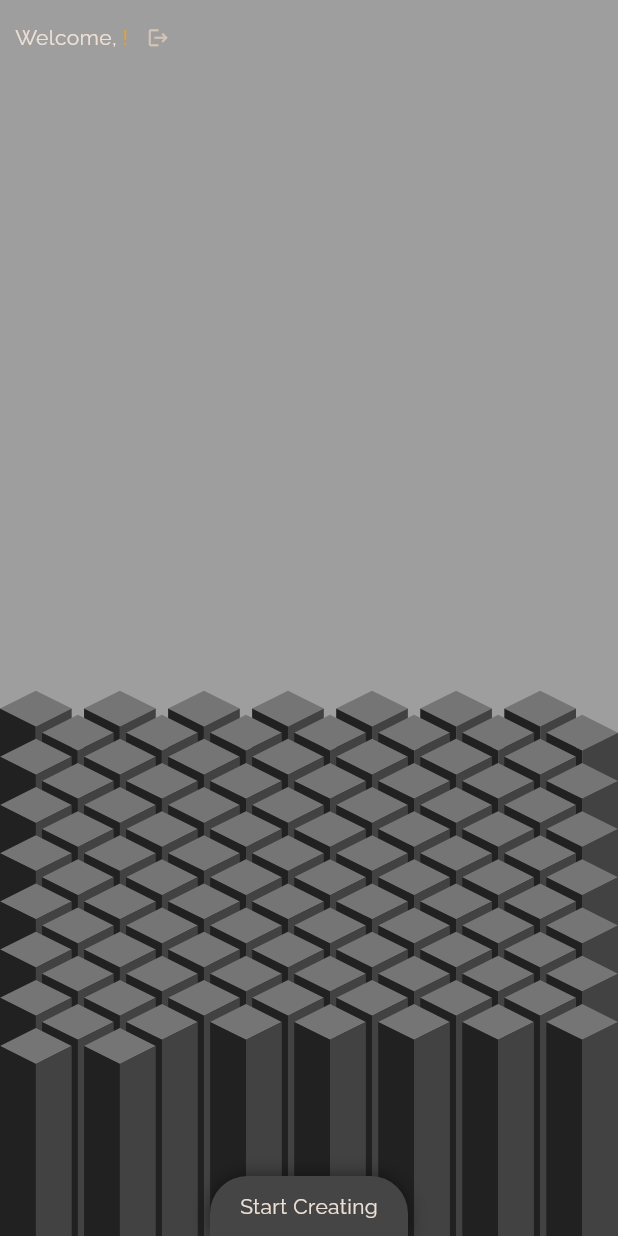
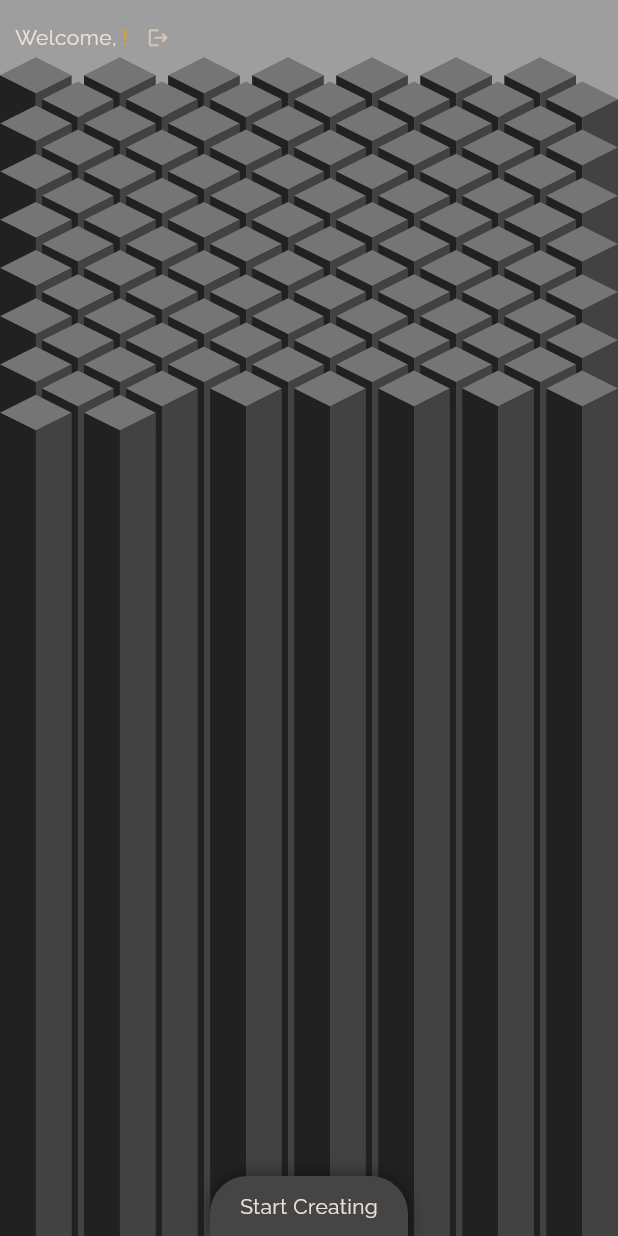
Before and after one commit to Roaa94/gen_art_canvas, a Flutter app: the CuboidsCanvasHomePage screen opened directly, on a phone screen of 412 x 824 dp. Run offline on Flutter 3.47's test engine with Material 2 defaults, Android fonts, the phone set to English and light mode, and no system bars; our stand-ins replace cloud_firestore, equatable, firebase_auth, firebase_core, flutter_riverpod; missing offline and left inert: widgetbook; accounts and stored records are empty.

Commit message:
fix: layout fixes

```diff
--- a/lib/cuboids/widgets/cuboids_gen_art_canvas.dart
+++ b/lib/cuboids/widgets/cuboids_gen_art_canvas.dart
@@ -1,5 +1,4 @@
 import 'dart:math';
-import 'dart:ui';
 
 import 'package:flutter/material.dart';
 import 'package:gen_art_canvas/cuboids/domain/cuboid.dart';
@@ -100,16 +99,15 @@ class _CuboidsGenArtCanvasState extends State<CuboidsGenArtCanvas>
 
   @override
   Widget build(BuildContext context) {
-    const ratio = 1080 / 1920;
+    Size screenSize = MediaQuery.of(context).size;
 
     return ColoredBox(
       color: widget.bgColor ?? widget.settings.defaultPrimaryColor,
-      child: Align(
-        alignment: Alignment.bottomCenter,
-        child: FittedBox(
       child: SizedBox(
-            width: MediaQuery.of(context).size.width,
-            height: MediaQuery.of(context).size.width * ratio,
+        width: screenSize.width,
+        height: screenSize.height,
+        child: Padding(
+          padding: EdgeInsets.only(top: widget.settings.maxRandomYOffset),
           child: CustomPaint(
             painter: GenArtCanvasPainter(
               randomYOffsets: randomYOffsets,
@@ -117,7 +115,6 @@ class _CuboidsGenArtCanvasState extends State<CuboidsGenArtCanvas>
               initialGap: widget.initialGap,
               animationController: animationController,
               cuboidsData: widget.cuboidsData,
-              ),
             ),
           ),
         ),
```
Lines whose indentation alone changed are shown as unchanged.
